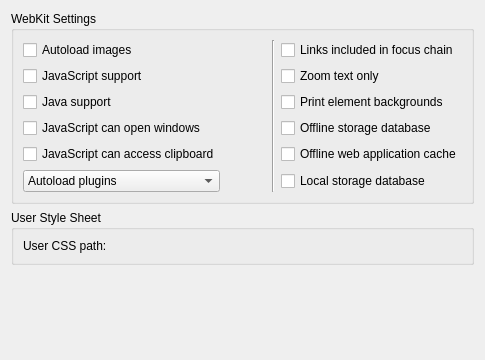
This is src/settings/settings_webkit.ui in KDE/rekonq as Qt 5 draws it before an edit. The edited form follows.
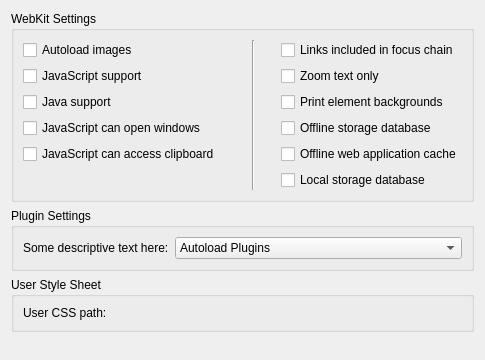
This is the edited form. Custom widgets are drawn as their Qt base class.

Commit message: Change a bit the WebKit settings UI Not yet finished 100%

The edit to the form file:
```diff
--- a/src/settings/settings_webkit.ui
+++ b/src/settings/settings_webkit.ui
@@ -24,13 +24,6 @@
         </property>
        </widget>
       </item>
-      <item row="0" column="2" rowspan="6">
-       <widget class="Line" name="line">
-        <property name="orientation">
-         <enum>Qt::Vertical</enum>
-        </property>
-       </widget>
-      </item>
       <item row="0" column="3">
        <widget class="QCheckBox" name="kcfg_linksIncludedInFocusChain">
         <property name="text">
@@ -40,6 +33,12 @@
       </item>
       <item row="1" column="0" colspan="2">
        <widget class="QCheckBox" name="kcfg_javascriptEnabled">
+        <property name="sizePolicy">
+         <sizepolicy hsizetype="Minimum" vsizetype="Fixed">
+          <horstretch>0</horstretch>
+          <verstretch>0</verstretch>
+         </sizepolicy>
+        </property>
         <property name="text">
          <string>JavaScript support</string>
         </property>
@@ -101,21 +100,74 @@
         </property>
        </widget>
       </item>
-      <item row="5" column="0">
+      <item row="0" column="2" rowspan="6">
+       <widget class="Line" name="line">
+        <property name="sizePolicy">
+         <sizepolicy hsizetype="Expanding" vsizetype="Minimum">
+          <horstretch>0</horstretch>
+          <verstretch>0</verstretch>
+         </sizepolicy>
+        </property>
+        <property name="orientation">
+         <enum>Qt::Vertical</enum>
+        </property>
+       </widget>
+      </item>
+     </layout>
+    </widget>
+   </item>
+   <item>
+    <widget class="QGroupBox" name="groupBox_3">
+     <property name="enabled">
+      <bool>true</bool>
+     </property>
+     <property name="sizePolicy">
+      <sizepolicy hsizetype="Preferred" vsizetype="Preferred">
+       <horstretch>0</horstretch>
+       <verstretch>0</verstretch>
+      </sizepolicy>
+     </property>
+     <property name="title">
+      <string>Plugin Settings</string>
+     </property>
+     <layout class="QHBoxLayout" name="horizontalLayout_2">
+      <item>
+       <widget class="QLabel" name="label_2">
+        <property name="enabled">
+         <bool>true</bool>
+        </property>
+        <property name="sizePolicy">
+         <sizepolicy hsizetype="Minimum" vsizetype="Minimum">
+          <horstretch>0</horstretch>
+          <verstretch>0</verstretch>
+         </sizepolicy>
+        </property>
+        <property name="text">
+         <string>Some descriptive text here:</string>
+        </property>
+       </widget>
+      </item>
+      <item>
        <widget class="QComboBox" name="kcfg_pluginsEnabled">
+        <property name="sizePolicy">
+         <sizepolicy hsizetype="Expanding" vsizetype="Minimum">
+          <horstretch>0</horstretch>
+          <verstretch>0</verstretch>
+         </sizepolicy>
+        </property>
         <item>
          <property name="text">
-          <string>Autoload plugins</string>
+          <string>Autoload Plugins</string>
          </property>
         </item>
         <item>
          <property name="text">
-          <string>Manually load plugins</string>
+          <string>Manually Load Plugins</string>
          </property>
         </item>
         <item>
          <property name="text">
-          <string>Never load plugins</string>
+          <string>Never Load Plugins</string>
          </property>
         </item>
        </widget>
```
